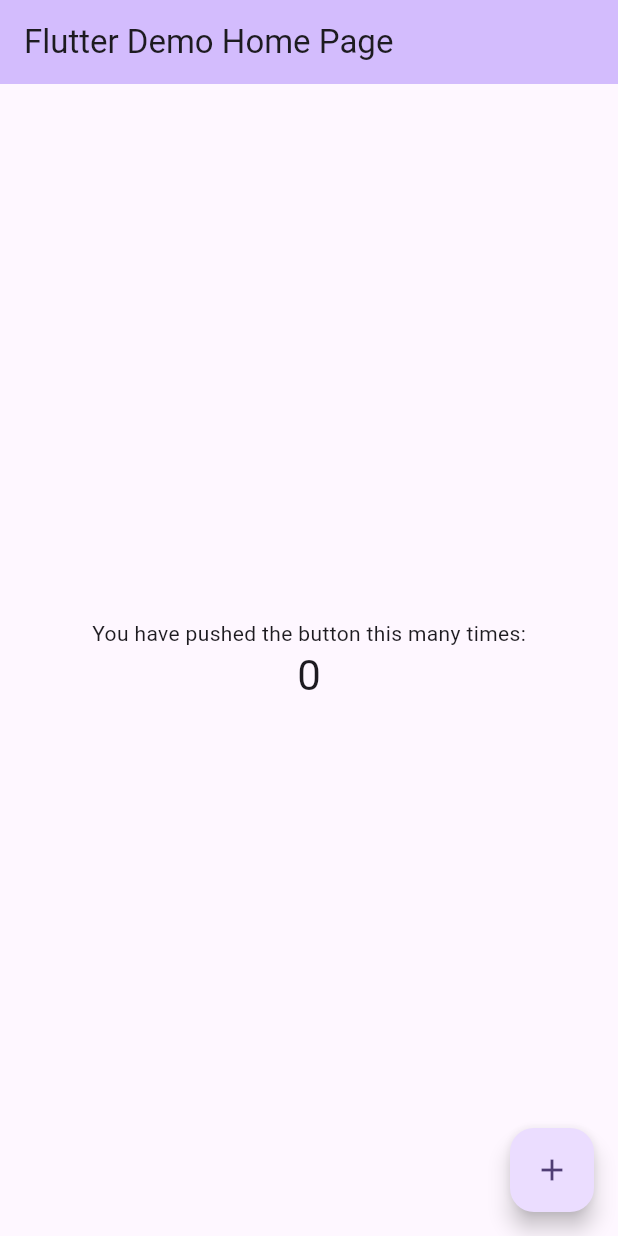
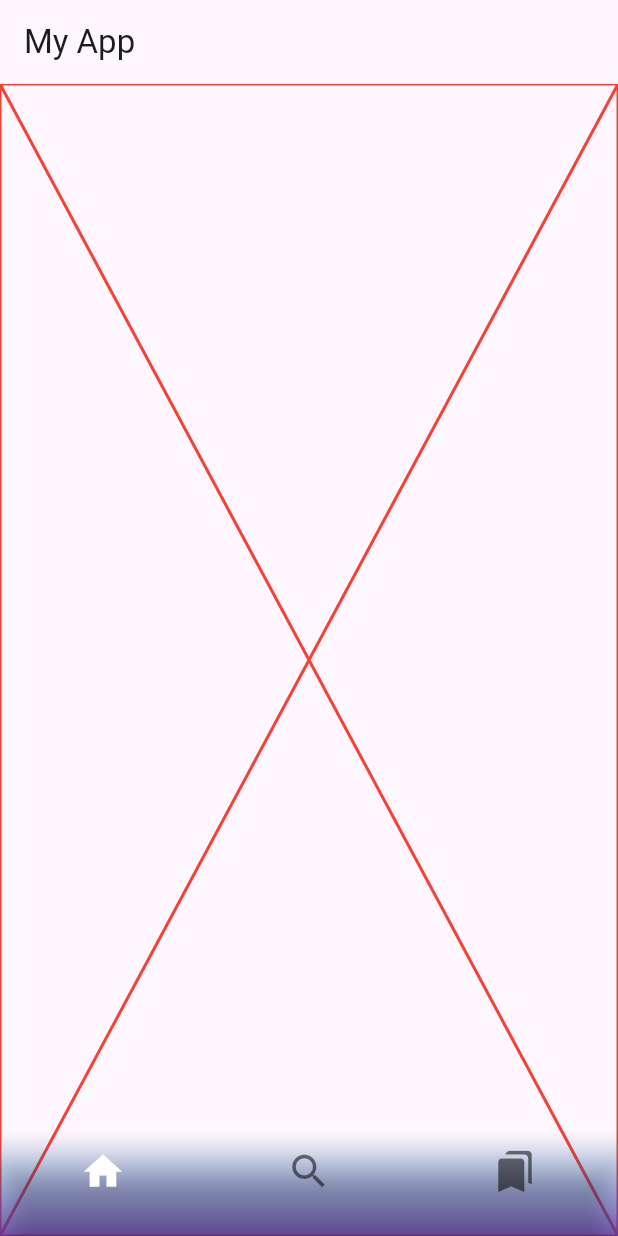
Before and after one commit to an-tonic/CinemaApp-for-CO2509, a Flutter app: the screen it shows after launch, on a phone screen of 412 x 824 dp. Run offline on Flutter 3.47's test engine with Material 3 defaults, Android fonts, the phone set to English and light mode, and no system bars.

Commit message:
First added main page and bottom bar

```diff
--- a/lib/main.dart
+++ b/lib/main.dart
@@ -1,125 +1,96 @@
 import 'package:flutter/material.dart';
 
 void main() {
-  runApp(const MyApp());
+  runApp(MyApp());
 }
 
 class MyApp extends StatelessWidget {
-  const MyApp({super.key});
-
-  // This widget is the root of your application.
   @override
   Widget build(BuildContext context) {
     return MaterialApp(
-      title: 'Flutter Demo',
+      title: 'My App',
       theme: ThemeData(
-        // This is the theme of your application.
-        //
-        // TRY THIS: Try running your application with "flutter run". You'll see
-        // the appl ication has a purple toolbar. Then, without quitting the app,
-        // try changing the seedColor in the colorScheme below to Colors.green
-        // and then invoke "hot reload" (save your changes or press the "hot
-        // reload" button in a Flutter-supported IDE, or press "r" if you used
-        // the command line to start the app).
-        //
-        // Notice that the counter didn't reset back to zero; the application
-        // state is not lost during the reload. To reset the state, use hot
-        // restart instead.
-        //
-        // This works for code too, not just values: Most code changes can be
-        // tested with just a hot reload.
-        colorScheme: ColorScheme.fromSeed(seedColor: Colors.deepPurple),
-        useMaterial3: true,
+        primarySwatch: Colors.blue,
       ),
-      home: const MyHomePage(title: 'Flutter Demo Home Page'),
+      home: MyHomePage(),
     );
   }
 }
 
 class MyHomePage extends StatefulWidget {
-  const MyHomePage({super.key, required this.title});
-
-  // This widget is the home page of your application. It is stateful, meaning
-  // that it has a State object (defined below) that contains fields that affect
-  // how it looks.
-
-  // This class is the configuration for the state. It holds the values (in this
-  // case the title) provided by the parent (in this case the App widget) and
-  // used by the build method of the State. Fields in a Widget subclass are
-  // always marked "final".
-
-  final String title;
-
   @override
-  State<MyHomePage> createState() => _MyHomePageState();
+  _MyHomePageState createState() => _MyHomePageState();
 }
 
 class _MyHomePageState extends State<MyHomePage> {
-  int _counter = 0;
+  int _selectedIndex = 0;
 
-  void _incrementCounter() {
+  final List<Widget> _pages = [
+    Placeholder(color: Colors.red), // Example content for the Home Page
+    Placeholder(), // Example content for the Search Page
+    Placeholder(), // Example content for the Favorites Page
+  ];
+
+  void _onItemTapped(int index) {
     setState(() {
-      // This call to setState tells the Flutter framework that something has
-      // changed in this State, which causes it to rerun the build method below
-      // so that the display can reflect the updated values. If we changed
-      // _counter without calling setState(), then the build method would not be
-      // called again, and so nothing would appear to happen.
-      _counter++;
+      _selectedIndex = index;
     });
   }
 
   @override
   Widget build(BuildContext context) {
-    // This method is rerun every time setState is called, for instance as done
-    // by the _incrementCounter method above.
-    //
-    // The Flutter framework has been optimized to make rerunning build methods
-    // fast, so that you can just rebuild anything that needs updating rather
-    // than having to individually change instances of widgets.
     return Scaffold(
       appBar: AppBar(
-        // TRY THIS: Try changing the color here to a specific color (to
-        // Colors.amber, perhaps?) and trigger a hot reload to see the AppBar
-        // change color while the other colors stay the same.
-        backgroundColor: Theme.of(context).colorScheme.inversePrimary,
-        // Here we take the value from the MyHomePage object that was created by
-        // the App.build method, and use it to set our appbar title.
-        title: Text(widget.title),
+        title: Text('My App'),
       ),
-      body: Center(
-        // Center is a layout widget. It takes a single child and positions it
-        // in the middle of the parent.
-        child: Column(
-          // Column is also a layout widget. It takes a list of children and
-          // arranges them vertically. By default, it sizes itself to fit its
-          // children horizontally, and tries to be as tall as its parent.
-          //
-          // Column has various properties to control how it sizes itself and
-          // how it positions its children. Here we use mainAxisAlignment to
-          // center the children vertically; the main axis here is the vertical
-          // axis because Columns are vertical (the cross axis would be
-          // horizontal).
-          //
-          // TRY THIS: Invoke "debug painting" (choose the "Toggle Debug Paint"
-          // action in the IDE, or press "p" in the console), to see the
-          // wireframe for each widget.
-          mainAxisAlignment: MainAxisAlignment.center,
-          children: <Widget>[
-            const Text(
-              'You have pushed the button this many times:',
+      body: Stack(
+        children: [
+          // Page content
+          Positioned.fill(
+            child: _pages[_selectedIndex],
+          ),
+          // Bottom navigation bar
+          Positioned(
+            left: 0,
+            right: 0,
+            bottom: 0,
+            child: Container(
+              decoration: BoxDecoration(
+                gradient: LinearGradient(
+                  colors: [
+                    Colors.deepPurple.withOpacity(0.8),
+                    //Colors.blue.withOpacity(0.5),// Adjust opacity as needed
+                    Colors.blue.withOpacity(0), // Adjust opacity as needed
+                  ],
+                  begin: Alignment.bottomCenter,
+                  end: Alignment.topCenter,
+                ),
+              ),
+              child: BottomNavigationBar(
+                backgroundColor: Colors.transparent,
+                iconSize: 30,
+                items: const <BottomNavigationBarItem>[
+                  BottomNavigationBarItem(
+                    icon: Icon(Icons.home),
+                    label: '',
+                  ),
+                  BottomNavigationBarItem(
+                    icon: Icon(Icons.search),
+                    label: '',
+                  ),
+                  BottomNavigationBarItem(
+                    icon: Icon(Icons.bookmarks),
+                    label: '',
+                  ),
+                ],
+                currentIndex: _selectedIndex,
+                selectedItemColor: Colors.white, // Set selected item color
+                onTap: _onItemTapped,
+              ),
             ),
-            Text(
-              '$_counter',
-              style: Theme.of(context).textTheme.headlineMedium,
-            ),
-          ],
-        ),
+          ),
+        ],
       ),
-      floatingActionButton: FloatingActionButton(
-        onPressed: _incrementCounter,
-        tooltip: 'Increment',
-        child: const Icon(Icons.add),
-      ), // This trailing comma makes auto-formatting nicer for build methods.
     );
   }
 }
```
